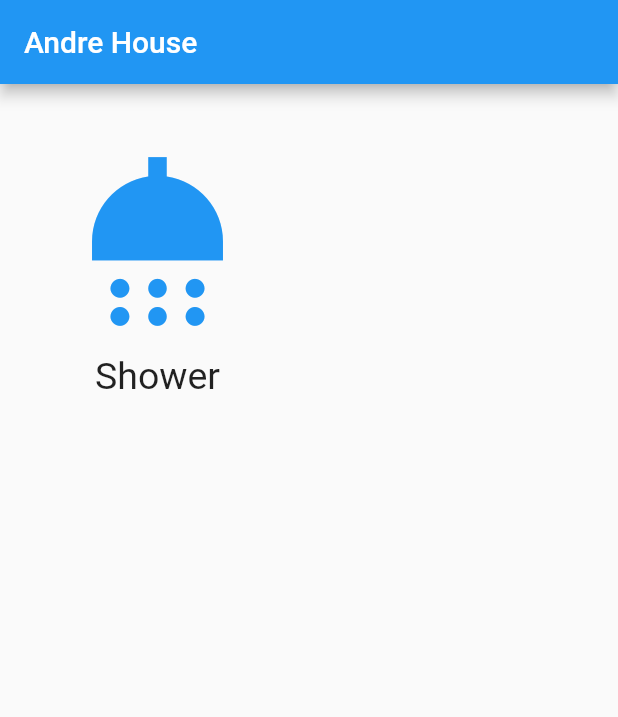
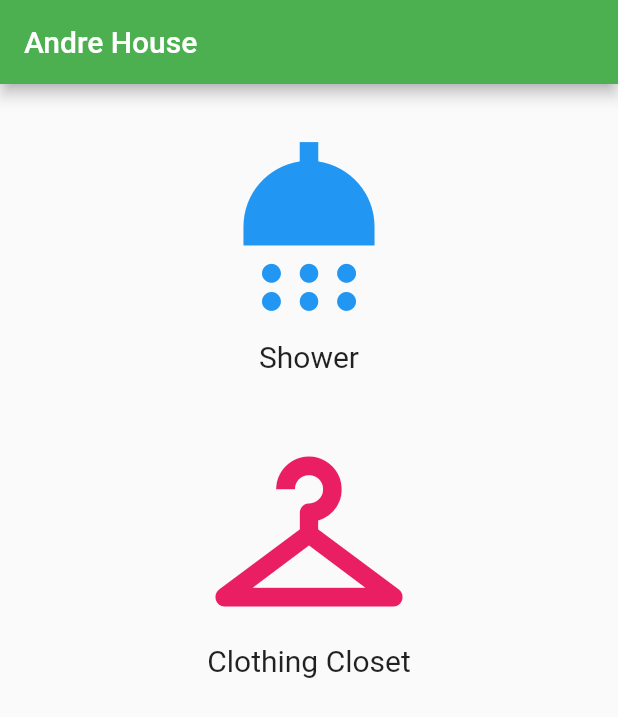
Before and after one commit to elizabethrlemar/AndreHouse, a Flutter app: the screen it shows after launch, on a phone screen of 412 x 824 dp. Shown: the top 717 px of the screen. Run offline on Flutter 3.47's test engine with Material 2 defaults, Android fonts, the phone set to English and light mode, and no system bars.

Commit message:
Added two buttons

```diff
--- a/lib/main.dart
+++ b/lib/main.dart
@@ -9,14 +9,15 @@ class MyApp extends StatelessWidget {
     return MaterialApp(
       title: 'Flutter Icon Tutorial',
       theme: ThemeData(
-        primarySwatch: Colors.blue,
+        primarySwatch: Colors.green,
       ),
-      home: MyHomePage(),
+      home: const MyHomePage(),
     );
   }
 }
 
 class MyHomePage extends StatefulWidget {
+  const MyHomePage({Key? key}) : super(key: key);
   @override
   _MyHomePageState createState() => _MyHomePageState();
 }
@@ -26,22 +27,45 @@ class _MyHomePageState extends State<MyHomePage> {
   Widget build(BuildContext context) {
     return Scaffold(
       appBar: AppBar(
-        title: Text('Andre House'),
+        title: const Text('Andre House'),
       ),
       body: Column(children: <Widget>[
+        Container(
+        padding: const EdgeInsets.all(20),
+        alignment: Alignment.center,
+        child: Column(
+          children: const <Widget>[
+            Icon(
+              Icons.shower,
+              size: 150,
+              color: Colors.blue,
+            ),
+            Text(
+              'Shower',
+              style: TextStyle(fontSize: 20),
+            ),
+          ],
+        ),),
+
         //icon with label below it
         Container(
-          padding: EdgeInsets.all(30),
+          padding: const EdgeInsets.all(10),
+          alignment: Alignment.center,
           child: Column(
-            children: <Widget>[
-              Icon(Icons.shower, color:Colors.blue, size: 150),
-              Text('Shower', style: TextStyle(fontSize: 25)),
+            children: const <Widget>[
+              Icon(
+                Icons.checkroom,
+                size: 150,
+                color: Colors.pink,
+              ),
+              Text(
+                'Clothing Closet',
+                style: TextStyle(fontSize: 20),
+              ),
             ],
           ),
         )
       ]),
     );
   }
-
-
 }
```
